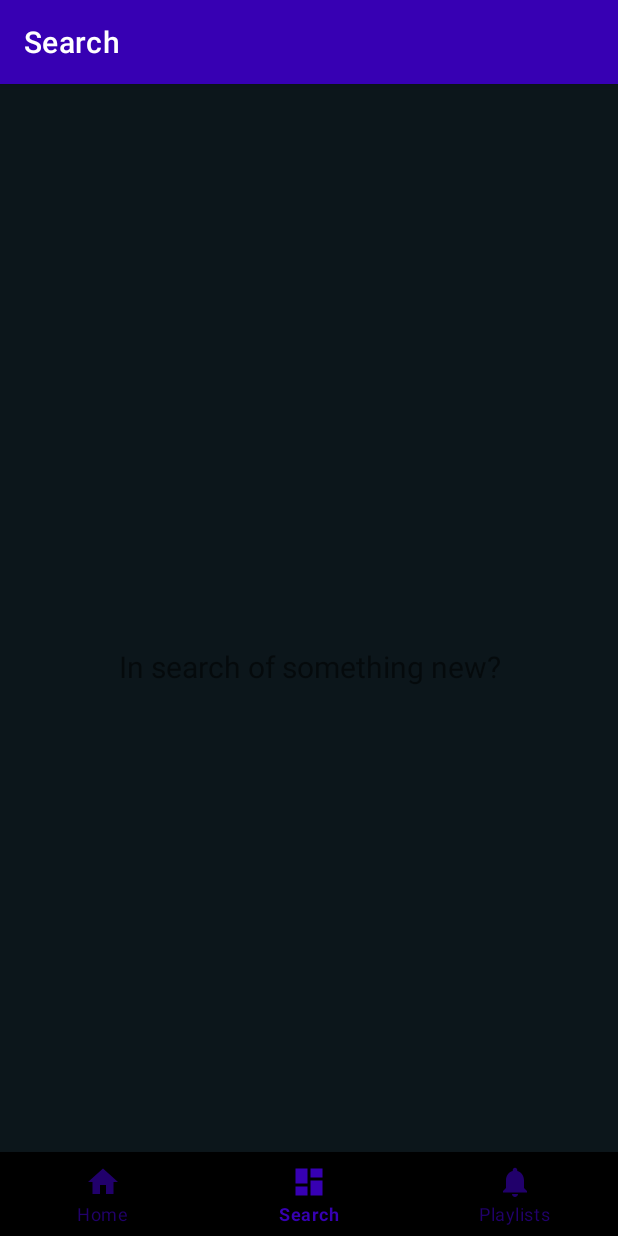
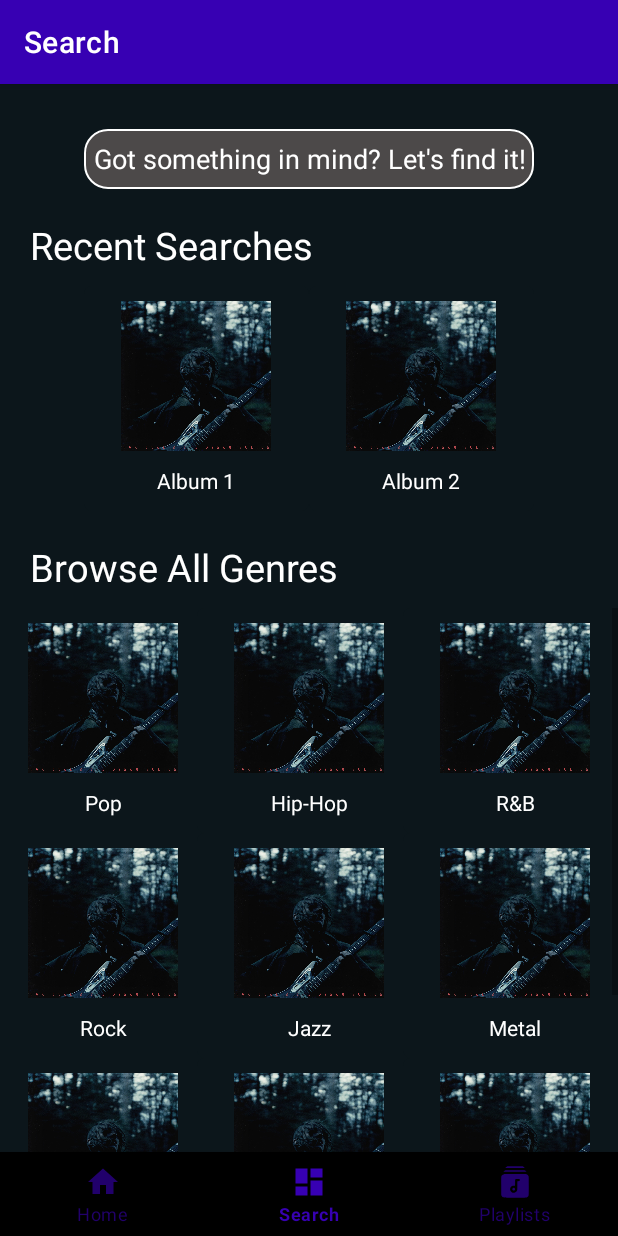
Before and after one commit to DanielC2001/Orpheus, an Android app: the SearchFragment screen opened through its navigation route, on a phone screen of 412 x 824 dp. Run offline under Robolectric (Android 15) with nearby library versions, the phone set to English and light mode, and no system bars; our stand-ins replace navigation-ui.

Commit message:
Foundation of Orpheus built

```diff
--- a/app/src/main/java/com/orpheus/ui/playlists/PlaylistsViewModel.kt
+++ /dev/null
@@ -1,13 +0,0 @@
-package com.orpheus.ui.playlists
-
-import androidx.lifecycle.LiveData
-import androidx.lifecycle.MutableLiveData
-import androidx.lifecycle.ViewModel
-
-class PlaylistsViewModel : ViewModel() {
-
-    private val _text = MutableLiveData<String>().apply {
-        value = "Here are your playlists!"
-    }
-    val text: LiveData<String> = _text
-}
--- a/app/src/main/java/com/orpheus/ui/search/SearchFragment.kt
+++ b/app/src/main/java/com/orpheus/ui/search/SearchFragment.kt
@@ -4,10 +4,13 @@ import android.os.Bundle
 import android.view.LayoutInflater
 import android.view.View
 import android.view.ViewGroup
+import android.widget.GridView
 import android.widget.TextView
 import androidx.fragment.app.Fragment
-import androidx.lifecycle.ViewModelProvider
+import com.orpheus.R
 import com.orpheus.databinding.FragmentSearchBinding
+import com.orpheus.ui.playlists.PlaylistAdapter
+import com.orpheus.ui.playlists.PlaylistModel
 
 class SearchFragment : Fragment() {
 
@@ -22,16 +25,26 @@ class SearchFragment : Fragment() {
         container: ViewGroup?,
         savedInstanceState: Bundle?
     ): View {
-        val dashboardViewModel =
-            ViewModelProvider(this).get(SearchViewModel::class.java)
+        _binding = FragmentSearchBinding.inflate(inflater, container, false)
 
-        _binding = FragmentSearchBinding.inflate(inflater, container, false)
-        val root: View = binding.root
+        val root = binding.root
+        val gridView = root.findViewById<GridView>(R.id.browse_all_grid)
+        val playlistArrayList: ArrayList<PlaylistModel> = ArrayList()
+        val playlistNames: ArrayList<String> = arrayListOf("Pop","Hip-Hop","R&B","Rock","Jazz","Metal","Pop-Rock","Punk", "Alt-Rock","Rap")
+        for (name in playlistNames) {
+            playlistArrayList.add(PlaylistModel(name, R.drawable.candy_mkgee))
+        }
 
-        val textView: TextView = binding.textSearch
-        dashboardViewModel.text.observe(viewLifecycleOwner) {
-            textView.text = it
-        }
+        val recentSearchPlaylist1 = root.findViewById<View>(R.id.recent_search_playlist_1)
+        val recentSearch1TextView = recentSearchPlaylist1.findViewById<TextView>(R.id.playlist_name)
+        recentSearch1TextView.text = getString(R.string.dummy_album_name_1)
+
+        val recentSearchPlaylist2 = root.findViewById<View>(R.id.recent_search_playlist_2)
+        val recentSearch2TextView = recentSearchPlaylist2.findViewById<TextView>(R.id.playlist_name)
+        recentSearch2TextView.text = getString(R.string.dummy_album_name_2)
+
+        gridView.adapter = PlaylistAdapter(requireContext(), playlistArrayList)
+
         return root
     }
 
--- a/app/src/main/java/com/orpheus/ui/search/SearchViewModel.kt
+++ /dev/null
@@ -1,13 +0,0 @@
-package com.orpheus.ui.search
-
-import androidx.lifecycle.LiveData
-import androidx.lifecycle.MutableLiveData
-import androidx.lifecycle.ViewModel
-
-class SearchViewModel : ViewModel() {
-
-    private val _text = MutableLiveData<String>().apply {
-        value = "In search of something new?"
-    }
-    val text: LiveData<String> = _text
-}
--- /dev/null
+++ b/app/src/main/res/drawable/orpheus_playlist_logo.xml
@@ -0,0 +1,22 @@
+<vector xmlns:android="http://schemas.android.com/apk/res/android"
+    android:width="512dp"
+    android:height="512dp"
+    android:viewportWidth="512"
+    android:viewportHeight="512">
+  <path
+      android:pathData="M143.2,34.1c-7.8,2.5 -15.6,8.7 -19.9,15.9 -1.8,3 -3.3,5.7 -3.3,6 0,0.3 61.2,0.5 136,0.5 74.8,-0 136,-0.2 136,-0.5 0,-0.3 -1.3,-2.8 -3,-5.6 -3.8,-6.6 -10.8,-12.7 -17.9,-15.6l-5.6,-2.3 -108,-0.2c-105.4,-0.2 -108.2,-0.2 -114.3,1.8z"
+      android:fillColor="#000000"
+      android:strokeColor="#00000000"/>
+  <path
+      android:pathData="M121,89.4c-10.2,2.9 -21.1,11.1 -25.8,19.5l-2.3,4 3.8,-0.7c5,-0.9 313.6,-0.9 318.6,-0l3.8,0.7 -2.3,-4c-4.8,-8.6 -15.7,-16.7 -26.3,-19.5 -7.1,-1.9 -262.7,-1.9 -269.5,-0z"
+      android:fillColor="#000000"
+      android:strokeColor="#00000000"/>
+  <path
+      android:pathData="M100.6,144c-13.3,2.3 -24.9,9.8 -32.3,20.8 -8.4,12.5 -7.8,0.8 -8.1,144.2 -0.2,89.3 0.1,129.1 0.9,132.8 2.7,13 13.1,26.7 24.7,32.6 11.6,5.9 2.9,5.6 170.2,5.6 169,-0 158.9,0.4 171.1,-6.1 7,-3.8 15.7,-12.6 19.3,-19.7 5.8,-11.5 5.6,-5.5 5.6,-142 0,-139.2 0.3,-133.4 -6.6,-144.9 -6.4,-10.6 -14.4,-17.1 -26.5,-21.5l-6.4,-2.3 -153.5,-0.1c-84.4,-0.1 -155.7,0.2 -158.4,0.6zM317.6,214.6c5.5,2.6 7.9,6.9 7.9,14.1 0,7 -1.9,10.4 -7.6,13.8 -2.8,1.7 -5.6,2.1 -16.1,2.4l-12.8,0.3 0,60.2c0,50.1 -0.3,61.1 -1.5,65.9 -5.1,19.7 -20.3,34 -40.5,38.3 -22,4.6 -45.8,-7.3 -55.8,-28 -13.7,-28.1 1,-62.3 30.7,-71.7 10,-3.1 24.3,-2.8 33.6,0.8 1.2,0.4 1.5,-6.2 1.7,-43.5 0.3,-42.9 0.4,-44.1 2.4,-46.9 1.1,-1.5 3.6,-3.8 5.4,-5.1 3.2,-2.1 4.1,-2.2 26.2,-2.2 19.2,-0 23.6,0.3 26.4,1.6z"
+      android:fillColor="#000000"
+      android:strokeColor="#00000000"/>
+  <path
+      android:pathData="M231.6,340.4c-5.7,2.1 -8.7,4.7 -11.3,9.6 -6,11.4 0.1,24.8 12.8,28 11.9,3 23.9,-6.6 23.9,-19 0,-12.9 -13.7,-22.9 -25.4,-18.6z"
+      android:fillColor="#000000"
+      android:strokeColor="#00000000"/>
+</vector>
--- /dev/null
+++ b/app/src/main/res/drawable/rounded_search_bar.xml
@@ -0,0 +1,15 @@
+<?xml version="1.0" encoding="utf-8"?>
+<shape xmlns:android="http://schemas.android.com/apk/res/android"
+    android:shape="rectangle"
+    android:padding="10dp">
+
+    <solid android:color="@color/playlist_grey" />
+    <stroke
+        android:width="1dp"
+        android:color="@color/white"/>
+    <corners
+        android:bottomRightRadius="15dp"
+        android:bottomLeftRadius="15dp"
+        android:topLeftRadius="15dp"
+        android:topRightRadius="15dp" />
+</shape>
--- a/app/src/main/res/layout/fragment_search.xml
+++ b/app/src/main/res/layout/fragment_search.xml
@@ -1,22 +1,67 @@
 <?xml version="1.0" encoding="utf-8"?>
 <androidx.constraintlayout.widget.ConstraintLayout xmlns:android="http://schemas.android.com/apk/res/android"
-    xmlns:app="http://schemas.android.com/apk/res-auto"
     xmlns:tools="http://schemas.android.com/tools"
     android:layout_width="match_parent"
     android:layout_height="match_parent"
+    android:background="@color/orpheus_black"
     tools:context=".ui.search.SearchFragment">
 
-    <TextView
-        android:id="@+id/text_search"
+    <LinearLayout
         android:layout_width="match_parent"
-        android:layout_height="wrap_content"
-        android:layout_marginStart="8dp"
-        android:layout_marginTop="8dp"
-        android:layout_marginEnd="8dp"
-        android:textAlignment="center"
-        android:textSize="20sp"
-        app:layout_constraintBottom_toBottomOf="parent"
-        app:layout_constraintEnd_toEndOf="parent"
-        app:layout_constraintStart_toStartOf="parent"
-        app:layout_constraintTop_toTopOf="parent" />
+        android:layout_height="match_parent"
+        android:paddingTop="10dp"
+        android:orientation="vertical">
+
+        <EditText
+            android:layout_width="300dp"
+            android:layout_height="40dp"
+            android:hint="@string/search_placeholder"
+            android:textColorHint="@color/white"
+            android:layout_marginTop="20dp"
+            android:layout_gravity="center"
+            android:textAlignment="center"
+            android:background="@drawable/rounded_search_bar"/>
+
+        <TextView
+            android:layout_width="wrap_content"
+            android:layout_height="wrap_content"
+            android:text="@string/recent_searches"
+            android:textColor="@color/white"
+            android:layout_marginTop="20dp"
+            android:layout_marginStart="20dp"
+            android:textSize="25sp"/>
+
+        <LinearLayout
+            android:layout_width="wrap_content"
+            android:layout_height="wrap_content"
+            android:layout_gravity="center"
+            android:layout_marginTop="10dp">
+
+            <include
+                android:id="@+id/recent_search_playlist_1"
+                layout="@layout/playlist"/>
+            <include
+                android:id="@+id/recent_search_playlist_2"
+                layout="@layout/playlist"/>
+        </LinearLayout>
+
+        <TextView
+            android:layout_width="wrap_content"
+            android:layout_height="wrap_content"
+            android:text="@string/browse_all"
+            android:textColor="@color/white"
+            android:layout_marginTop="20dp"
+            android:layout_marginStart="20dp"
+            android:textSize="25sp"/>
+
+        <GridView
+            android:id="@+id/browse_all_grid"
+            android:layout_width="wrap_content"
+            android:layout_height="wrap_content"
+            android:layout_marginTop="10dp"
+            android:paddingBottom="50dp"
+            android:clipToPadding="false"
+            android:numColumns="3"
+            android:gravity="center"/>
+    </LinearLayout>
 </androidx.constraintlayout.widget.ConstraintLayout>
--- a/app/src/main/res/layout/song_recommendation.xml
+++ b/app/src/main/res/layout/song_recommendation.xml
@@ -50,6 +50,7 @@
                 android:layout_width="50dp"
                 android:layout_height="50dp"
                 android:maxWidth="10dp"
+                android:background="@drawable/rounded_search_bar"
                 android:backgroundTint="@color/white"
                 android:textColor="@color/black"
                 android:text="@string/plus_sign_btn"/>
--- a/app/src/main/res/menu/bottom_nav_menu.xml
+++ b/app/src/main/res/menu/bottom_nav_menu.xml
@@ -13,7 +13,7 @@
 
     <item
         android:id="@+id/navigation_playlists"
-        android:icon="@drawable/ic_notifications_black_24dp"
+        android:icon="@drawable/orpheus_playlist_logo"
         android:title="@string/title_user_playlist" />
 
 </menu>
--- a/app/src/main/res/values/colors.xml
+++ b/app/src/main/res/values/colors.xml
@@ -9,4 +9,5 @@
     <color name="white">#FFFFFFFF</color>
     <color name="orpheus_black">#0C161B</color>
     <color name="playlist_grey">#4C4949</color>
+    <color name="light_text_grey">#B1A4A4</color>
 </resources>
--- a/app/src/main/res/values/strings.xml
+++ b/app/src/main/res/values/strings.xml
@@ -9,4 +9,9 @@
     <string name="plus_sign_btn">+</string>
     <string name="dummy_playlist">Pop</string>
     <string name="dummy_artist_desc">Lorem ipsum dolor sit amet, consectetur adipiscing elit. Sed aliquet nunc eu tortor tristique, nec venenatis odio vestibulum. Fusce eleifend ligula ac nisl feugiat, vitae scelerisque felis bibendum. Fusce maximus, tortor quis dictum dapibus, purus magna fermentum augue, ut laoreet sem sapien id odio.</string>
+    <string name="search_placeholder">Got something in mind? Let\'s find it!</string>
+    <string name="recent_searches">Recent Searches</string>
+    <string name="browse_all">Browse All Genres</string>
+    <string name="dummy_album_name_1">Album 1</string>
+    <string name="dummy_album_name_2">Album 2</string>
 </resources>
```
